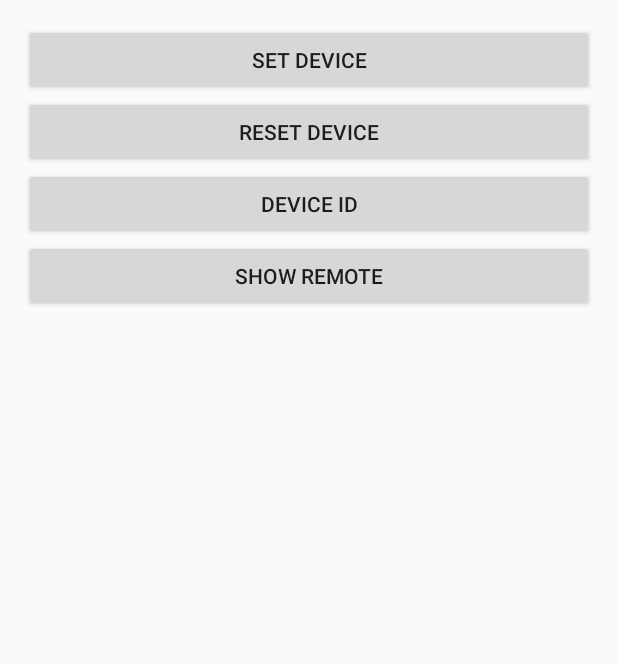
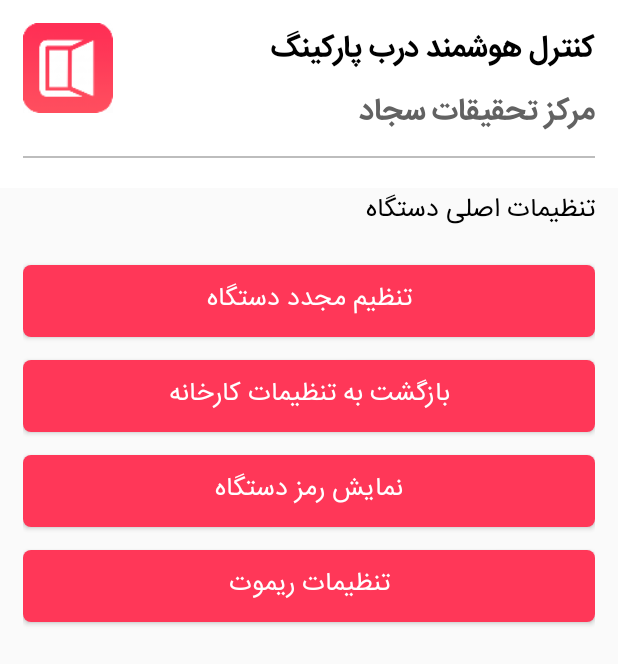
Before and after one commit to moinsaadati/SRCRemote, an Android app: the Inst_Act screen opened directly, with no data from a screen before it, on a phone screen of 412 x 824 dp. Shown: the top 664 px of the screen. Run offline under Robolectric (Android 15) with nearby library versions, the phone set to English and light mode, and no system bars.

Commit message:
branch_test : Set UI Layout Set Typography (IranSanz)

```diff
--- a/app/src/main/java/ir/suom/srs/seyedmoin/srcremote/Device_ID.java
+++ b/app/src/main/java/ir/suom/srs/seyedmoin/srcremote/Device_ID.java
@@ -17,6 +17,7 @@ public class Device_ID extends AppCompatActivity {
     @Override
     protected void onCreate(Bundle savedInstanceState) {
         super.onCreate(savedInstanceState);
+
         setContentView(R.layout.activity_activity_device_id);
 
         Initialization();
--- a/app/src/main/java/ir/suom/srs/seyedmoin/srcremote/Inst_Panel/Inst_Act.java
+++ b/app/src/main/java/ir/suom/srs/seyedmoin/srcremote/Inst_Panel/Inst_Act.java
@@ -1,10 +1,13 @@
 package ir.suom.srs.seyedmoin.srcremote.Inst_Panel;
 
+import android.graphics.Typeface;
 import android.net.wifi.WifiManager;
 import android.support.v7.app.AppCompatActivity;
 import android.os.Bundle;
 import android.view.View;
 import android.widget.Button;
+import android.widget.ImageView;
+import android.widget.TextView;
 import android.widget.Toast;
 
 import ir.suom.srs.seyedmoin.srcremote.R;
@@ -15,6 +18,9 @@ public class Inst_Act extends AppCompatActivity {
     // 2/14/17 5:18 PM
     Button btn_option1, btn_option2, btn_option3, btn_option4;
     WifiManager wifiManager;
+
+    TextView tv_control_smart, tv_sadjad_research_center, tv_massage_wifi, tv_main_setting_device;
+    ImageView iv_massage_wifi, iv_icon;
 
     @Override
     protected void onCreate(Bundle savedInstanceState) {
@@ -67,10 +73,41 @@ public class Inst_Act extends AppCompatActivity {
 
     private void Initilization() {
 
+        Typeface tp = Typeface.createFromAsset(getAssets(), getString(R.string.font_iransanz));
+        Typeface tp_bold = Typeface.createFromAsset(getAssets(), getString(R.string.font_iransanz_bold));
+
+
+        // Action Bar
+        tv_sadjad_research_center = (TextView) findViewById(R.id.tv_sadjad_research_center);
+        tv_control_smart = (TextView) findViewById(R.id.tv_control_smart);
+        tv_massage_wifi = (TextView) findViewById(R.id.tv_massage_wifi);
+        iv_massage_wifi = (ImageView) findViewById(R.id.iv_massage_wifi);
+        iv_icon = (ImageView) findViewById(R.id.iv_icon);
+
+        tv_main_setting_device = (TextView) findViewById(R.id.tv_main_setting_device);
         btn_option1 = (Button) findViewById(R.id.btn_option_1);
         btn_option2 = (Button) findViewById(R.id.btn_option_2);
         btn_option3 = (Button) findViewById(R.id.btn_option_3);
         btn_option4 = (Button) findViewById(R.id.btn_option_4);
+
+        // Action Bar
+        tv_sadjad_research_center = (TextView) findViewById(R.id.tv_sadjad_research_center);
+        tv_control_smart = (TextView) findViewById(R.id.tv_control_smart);
+        tv_massage_wifi = (TextView) findViewById(R.id.tv_massage_wifi);
+        iv_massage_wifi = (ImageView) findViewById(R.id.iv_massage_wifi);
+        iv_icon = (ImageView) findViewById(R.id.iv_icon);
+        tv_massage_wifi.setVisibility(View.GONE);
+        iv_massage_wifi.setVisibility(View.GONE);
+
+        tv_sadjad_research_center.setTypeface(tp_bold);
+        tv_control_smart.setTypeface(tp_bold);
+
+        tv_main_setting_device.setTypeface(tp);
+        btn_option1.setTypeface(tp);
+        btn_option2.setTypeface(tp);
+        btn_option3.setTypeface(tp);
+        btn_option4.setTypeface(tp);
+
 
         wifiManager = (WifiManager) getSystemService(WIFI_SERVICE);
 
--- a/app/src/main/res/layout/activity_inst.xml
+++ b/app/src/main/res/layout/activity_inst.xml
@@ -1,49 +1,73 @@
 <?xml version="1.0" encoding="utf-8"?>
-<RelativeLayout xmlns:android="http://schemas.android.com/apk/res/android"
+<LinearLayout xmlns:android="http://schemas.android.com/apk/res/android"
     xmlns:tools="http://schemas.android.com/tools"
     android:id="@+id/activity_inst"
     android:layout_width="match_parent"
     android:layout_height="match_parent"
+    android:orientation="vertical"
     tools:context="ir.suom.srs.seyedmoin.srcremote.Inst_Panel.Inst_Act">
 
-    <FrameLayout
-        android:id="@+id/frame_containerone"
-        android:layout_width="match_parent"
-        android:layout_height="match_parent" />
+    <include layout="@layout/layout_action_bar" />
 
     <LinearLayout
         android:id="@+id/activity_panel"
         android:layout_width="match_parent"
         android:layout_height="match_parent"
+        android:layout_marginLeft="15dp"
+        android:layout_marginRight="15dp"
         android:orientation="vertical"
-        android:paddingBottom="@dimen/activity_vertical_margin"
-        android:paddingLeft="@dimen/activity_horizontal_margin"
-        android:paddingRight="@dimen/activity_horizontal_margin"
-        android:paddingTop="@dimen/activity_vertical_margin">
+        android:paddingBottom="@dimen/activity_vertical_margin">
+
+        <TextView
+            android:id="@+id/tv_main_setting_device"
+            android:layout_width="match_parent"
+            android:layout_height="wrap_content"
+            android:text="@string/main_setting_device"
+            android:textColor="@color/black"
+            android:textSize="17dp" />
 
         <Button
             android:id="@+id/btn_option_1"
             android:layout_width="match_parent"
             android:layout_height="wrap_content"
-            android:text="@string/set_device" />
+            android:layout_marginTop="20dp"
+            android:background="@drawable/btn_scan"
+            android:text="@string/reset_device"
+            android:textColor="@color/white"
+            android:textSize="17sp" />
 
         <Button
             android:id="@+id/btn_option_2"
             android:layout_width="match_parent"
             android:layout_height="wrap_content"
-            android:text="@string/reset_device" />
+            android:layout_marginTop="15dp"
+            android:background="@drawable/btn_scan"
+            android:text="@string/reset_factory"
+            android:textColor="@color/white"
+            android:textSize="17sp"
+            android:textStyle="bold" />
 
         <Button
             android:id="@+id/btn_option_3"
             android:layout_width="match_parent"
             android:layout_height="wrap_content"
-            android:text="@string/device_id" />
+            android:layout_marginTop="15dp"
+            android:background="@drawable/btn_scan"
+            android:text="@string/show_device_pw"
+            android:textColor="@color/white"
+            android:textSize="17sp"
+            android:textStyle="bold" />
 
         <Button
             android:id="@+id/btn_option_4"
             android:layout_width="match_parent"
             android:layout_height="wrap_content"
-            android:text="@string/show_remote" />
+            android:layout_marginTop="15dp"
+            android:background="@drawable/btn_scan"
+            android:text="@string/set_remote"
+            android:textColor="@color/white"
+            android:textSize="17sp"
+            android:textStyle="bold" />
     </LinearLayout>
 
-</RelativeLayout>
+</LinearLayout>
--- a/app/src/main/res/layout/activity_main_page.xml
+++ b/app/src/main/res/layout/activity_main_page.xml
@@ -23,7 +23,7 @@
             android:layout_gravity="right"
             android:text="@string/door_status"
             android:textColor="@color/black"
-            android:textSize="19dp" />
+            android:textSize="17dp" />
 
         <Button
             android:id="@+id/btn_control"
@@ -46,6 +46,6 @@
         android:layout_marginRight="15dp"
         android:text="@string/msg_near_to_connect"
         android:textColor="@color/text_black"
-        android:textSize="19dp" />
+        android:textSize="15dp" />
 
 </FrameLayout>
--- a/app/src/main/res/layout/layout_action_bar.xml
+++ b/app/src/main/res/layout/layout_action_bar.xml
@@ -24,7 +24,7 @@
         <LinearLayout
             android:layout_width="wrap_content"
             android:layout_height="wrap_content"
-            android:layout_gravity="right"
+            android:layout_gravity="center_vertical|right"
             android:orientation="vertical">
 
             <TextView
@@ -34,7 +34,7 @@
                 android:layout_gravity="right"
                 android:text="@string/smart_control_parking_door"
                 android:textColor="@color/black"
-                android:textSize="24dp" />
+                android:textSize="20dp" />
 
             <TextView
                 android:id="@+id/tv_sadjad_research_center"
@@ -55,7 +55,7 @@
         android:layout_height="1dp"
         android:layout_marginLeft="15dp"
         android:layout_marginRight="15dp"
-        android:layout_marginTop="15dp"
+        android:layout_marginTop="10dp"
         android:background="@color/grey400" />
 
     <LinearLayout
@@ -69,7 +69,8 @@
             android:layout_width="wrap_content"
             android:layout_height="wrap_content"
             android:text="@string/wifi_massage_OK"
-            android:textColor="@color/green_text" />
+            android:textColor="@color/green_text"
+            android:textSize="13sp" />
 
         <ImageView
             android:id="@+id/iv_massage_wifi"
--- a/app/src/main/res/values/colors.xml
+++ b/app/src/main/res/values/colors.xml
@@ -11,5 +11,7 @@
     <color name="orange_text">#F2BD2E</color>
     <color name="red_text">#FA3035</color>
     <color name="status_color">#FF5A6E</color>
+    <color name="dialog_bg">#F4F4F4</color>
+    <color name="stroke_dialog_bg">#585858</color>
 
 </resources>
--- a/app/src/main/res/values/strings.xml
+++ b/app/src/main/res/values/strings.xml
@@ -9,13 +9,15 @@
     <!-- TODO: Remove or change this placeholder text -->
     <string name="hello_blank_fragment">Hello blank fragment</string>
     <string name="font_iransanz">fonts/IRANSansMobile.ttf</string>
+    <string name="font_iransanz_bold">fonts/IRANSansMobile_Bold.ttf</string>
     <string name="password">Password</string>
     <string name="administator_panel">Administator Panel</string>
     <string name="enter">Enter</string>
     <string name="ip_address">Ip Address</string>
     <string name="port">Port</string>
     <string name="device_name">Device Name</string>
-    <string name="device_id">Device Id</string>
+    <string name="device_id">شماره سریال دستگاه</string>
+    <string name="show_device_pw">نمایش رمز دستگاه</string>
     <string name="title_activity_setting__app">Settings_App</string>
 
     <!-- Strings related to Settings -->
@@ -89,8 +91,7 @@
     <string name="pref_ringtone_silent">Silent</string>
 
     <string name="pref_title_vibrate">Vibrate</string>
-    <string name="set_device">Set Device</string>
-    <string name="reset_device">Reset Device</string>
+    <string name="reset_device">تنظیم مجدد دستگاه</string>
     <string name="show_remote">Show Remote</string>
     <string name="wifi_off">وای فای خاموش است</string>
     <string name="smart_control_parking_door">کنترل هوشمند درب پارکینگ</string>
@@ -105,4 +106,8 @@
     <string name="door_status_unknow">وضعیت درب نامعلوم است ...</string>
     <string name="open_door">باز کردن درب</string>
     <string name="massage">پیام</string>
+    <string name="please_enter_sec_code">لطفا کد امینیتی را وارد نمایید :</string>
+    <string name="reset_factory">بازگشت به تنظیمات کارخانه</string>
+    <string name="set_remote">تنظیمات ریموت</string>
+    <string name="main_setting_device">تنظیمات اصلی دستگاه</string>
 </resources>
--- a/barcodescanner/src/main/java/com/edwardvanraak/materialbarcodescanner/MaterialBarcodeScannerActivity.java
+++ b/barcodescanner/src/main/java/com/edwardvanraak/materialbarcodescanner/MaterialBarcodeScannerActivity.java
@@ -89,7 +89,7 @@ public class MaterialBarcodeScannerActivity extends AppCompatActivity {
             public void onClick(View v) {
                 // Moin Saadati's Comment : Go To Enter ID Screen
                 // 2/5/17 11:52 PM
-                Intent enter = new Intent("ir.suom.srs.seyedmoin.srcremote.ConfigAP");
+                Intent enter = new Intent("ir.suom.srs.seyedmoin.srcremote.Device_Id");
                 startActivity(enter);
                 finish();
             }
```
Also changed, not shown: app/src/main/AndroidManifest.xml (+3 -9 lines), app/src/main/java/ir/suom/srs/seyedmoin/srcremote/CheckWifi/WifiService.java (+4 -7 lines), app/src/main/java/ir/suom/srs/seyedmoin/srcremote/Dialog/Adm_Dialog.java (+28 -4 lines), app/src/main/java/ir/suom/srs/seyedmoin/srcremote/MainPage.java (+13 -6 lines), app/src/main/java/ir/suom/srs/seyedmoin/srcremote/StartPage.java (+10 -10 lines), app/src/main/res/drawable/dialog_bg.xml (added, +14 -0 lines), app/src/main/res/layout/fragment_adm__dialog.xml (+22 -11 lines), app/src/main/assets/fonts/IRANSansMobile_Bold.ttf (added).
